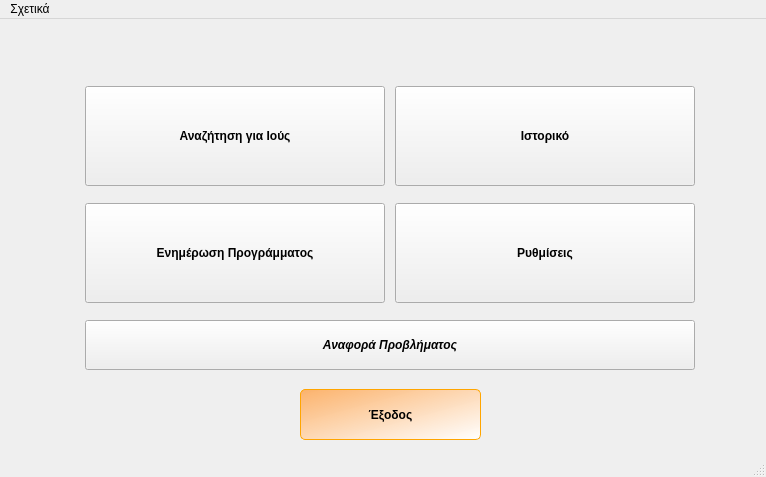
Above: PrimeAVG/ui/mainWindow.ui from cti-gr/avgui before the change. Below: the same form after it.
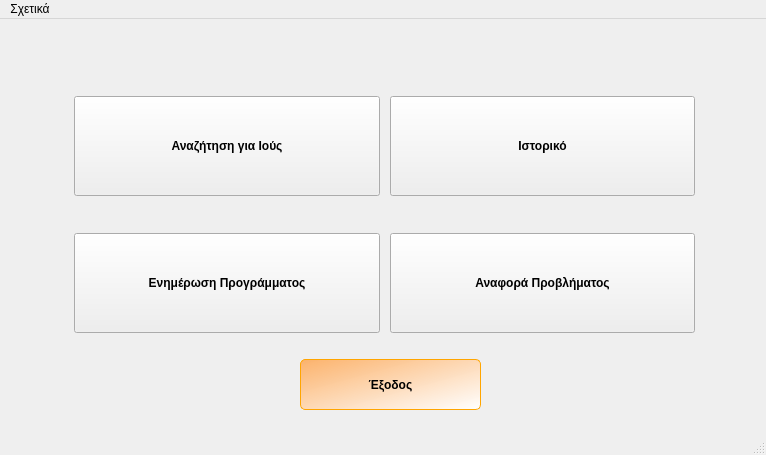
That is the form after the change. Icons and pictures are not drawn.

Diff of the .ui file:
```diff
--- a/PrimeAVG/ui/mainWindow.ui
+++ b/PrimeAVG/ui/mainWindow.ui
@@ -7,7 +7,7 @@
     <x>0</x>
     <y>0</y>
     <width>766</width>
-    <height>477</height>
+    <height>455</height>
    </rect>
   </property>
   <property name="sizePolicy">
@@ -19,13 +19,13 @@
   <property name="minimumSize">
    <size>
     <width>766</width>
-    <height>477</height>
+    <height>455</height>
    </size>
   </property>
   <property name="maximumSize">
    <size>
     <width>766</width>
-    <height>477</height>
+    <height>455</height>
    </size>
   </property>
   <property name="windowTitle">
@@ -58,10 +58,10 @@
    <widget class="QWidget" name="gridLayoutWidget">
     <property name="geometry">
      <rect>
-      <x>80</x>
-      <y>50</y>
-      <width>620</width>
-      <height>321</height>
+      <x>69</x>
+      <y>40</y>
+      <width>631</width>
+      <height>311</height>
      </rect>
     </property>
     <layout class="QGridLayout" name="gridLayout">
@@ -141,24 +141,17 @@
        </property>
       </widget>
      </item>
-     <item row="2" column="0" colspan="2">
-      <widget class="QPushButton" name="issueBtn">
+     <item row="1" column="1">
+      <widget class="QPushButton" name="btnReportIssue">
        <property name="minimumSize">
         <size>
          <width>200</width>
-         <height>50</height>
-        </size>
-       </property>
-       <property name="maximumSize">
-        <size>
-         <width>16777215</width>
-         <height>50</height>
+         <height>100</height>
         </size>
        </property>
        <property name="font">
         <font>
          <weight>75</weight>
-         <italic>true</italic>
          <bold>true</bold>
         </font>
        </property>
@@ -171,35 +164,6 @@
        </property>
        <property name="iconSize">
         <size>
-         <width>32</width>
-         <height>32</height>
-        </size>
-       </property>
-      </widget>
-     </item>
-     <item row="1" column="1">
-      <widget class="QPushButton" name="settingsBtn">
-       <property name="minimumSize">
-        <size>
-         <width>200</width>
-         <height>100</height>
-        </size>
-       </property>
-       <property name="font">
-        <font>
-         <weight>75</weight>
-         <bold>true</bold>
-        </font>
-       </property>
-       <property name="text">
-        <string>Ρυθμίσεις</string>
-       </property>
-       <property name="icon">
-        <iconset resource="../media/avg.qrc">
-         <normaloff>:/settings.png</normaloff>:/settings.png</iconset>
-       </property>
-       <property name="iconSize">
-        <size>
          <width>64</width>
          <height>64</height>
         </size>
@@ -279,7 +243,7 @@
     <property name="geometry">
      <rect>
       <x>300</x>
-      <y>370</y>
+      <y>340</y>
       <width>181</width>
       <height>51</height>
      </rect>
```
Left out of the diff: 6 changed lines with no effect on the pictures.
